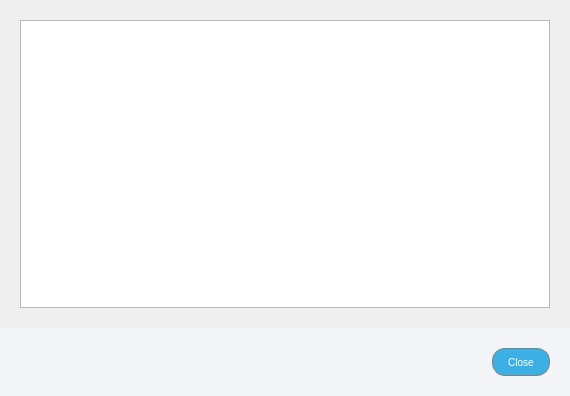
aurovine/AudioCoin, file src/qt/forms/transactiondescdialog.ui: the form before one commit.
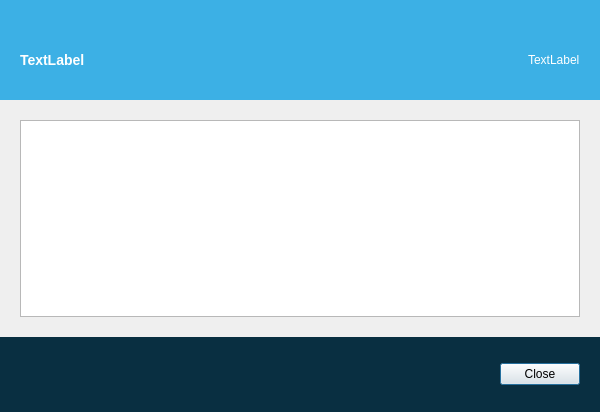
The form after the commit. Icons and pictures are not drawn. Custom widgets are drawn as their Qt base class.

Commit message: changes overall button design and fixes minor ui discrepancies

What changed in the file:
```diff
--- a/src/qt/forms/transactiondescdialog.ui
+++ b/src/qt/forms/transactiondescdialog.ui
@@ -6,8 +6,8 @@
    <rect>
     <x>0</x>
     <y>0</y>
-    <width>570</width>
-    <height>396</height>
+    <width>600</width>
+    <height>412</height>
    </rect>
   </property>
   <property name="windowTitle">
@@ -29,6 +29,59 @@
    <property name="bottomMargin">
     <number>0</number>
    </property>
+   <item>
+    <widget class="QWidget" name="titleWidget" native="true">
+     <property name="minimumSize">
+      <size>
+       <width>0</width>
+       <height>100</height>
+      </size>
+     </property>
+     <property name="maximumSize">
+      <size>
+       <width>16777215</width>
+       <height>100</height>
+      </size>
+     </property>
+     <property name="styleSheet">
+      <string notr="true">#titleWidget { background-color: #3cb0e5; } QLabel { color: white; }</string>
+     </property>
+     <layout class="QHBoxLayout" name="titleWidgetLayout" stretch="1,0">
+      <property name="spacing">
+       <number>0</number>
+      </property>
+      <property name="leftMargin">
+       <number>20</number>
+      </property>
+      <property name="topMargin">
+       <number>50</number>
+      </property>
+      <property name="rightMargin">
+       <number>20</number>
+      </property>
+      <property name="bottomMargin">
+       <number>30</number>
+      </property>
+      <item>
+       <widget class="QLabel" name="titleLabel">
+        <property name="styleSheet">
+         <string notr="true">#titleLabel { text-transform: uppercase; font-family: 'Montserrat'; font-size: 14px; font-weight: bold; }</string>
+        </property>
+        <property name="text">
+         <string>TextLabel</string>
+        </property>
+       </widget>
+      </item>
+      <item>
+       <widget class="QLabel" name="titleIcon">
+        <property name="text">
+         <string>TextLabel</string>
+        </property>
+       </widget>
+      </item>
+     </layout>
+    </widget>
+   </item>
    <item>
     <widget class="QWidget" name="verticalWidget" native="true">
      <layout class="QVBoxLayout" name="txDescWidgetLayout">
@@ -59,13 +112,26 @@
    </item>
    <item>
     <widget class="QWidget" name="buttonWidget" native="true">
+     <property name="sizePolicy">
+      <sizepolicy hsizetype="Preferred" vsizetype="Fixed">
+       <horstretch>0</horstretch>
+       <verstretch>0</verstretch>
+      </sizepolicy>
+     </property>
+     <property name="minimumSize">
+      <size>
+       <width>0</width>
+       <height>75</height>
+      </size>
+     </property>
+     <property name="maximumSize">
+      <size>
+       <width>16777215</width>
+       <height>75</height>
+      </size>
+     </property>
      <property name="styleSheet">
-      <string notr="true">#buttonWidget { background-color: #f3f4f7; }
-
-QPushButton { font-family: 'Montserrat'; text-transform: uppercase; font-size: 10px; border: 1px solid gray; padding: 0px 15px; border-radius: 13px; min-height: 26px; max-height: 26px; background-color: white; }
-
-QPushButton:hover, QPushButton:pressed { background-color: #1c99d2; color: white; }
-QPushButton:disabled { background-color: white; color: gray; }</string>
+      <string notr="true">#buttonWidget { background-color: #092f41; }</string>
      </property>
      <layout class="QHBoxLayout" name="buttonWidgetLayout">
       <property name="spacing">
@@ -97,11 +163,7 @@
        </spacer>
       </item>
       <item>
-       <widget class="QPushButton" name="closeButton">
-        <property name="styleSheet">
-         <string notr="true">#closeButton { background-color: #3cb0e5; color: white; border: 1px solid gray; }
-#closeButton:hover, #closeButton:pressed { background-color: #1c99d2; }</string>
-        </property>
+       <widget class="QCustomButton" name="closeButton">
         <property name="text">
          <string>Close</string>
         </property>
@@ -112,6 +174,15 @@
    </item>
   </layout>
  </widget>
- <resources/>
+ <customwidgets>
+  <customwidget>
+   <class>QCustomButton</class>
+   <extends>QPushButton</extends>
+   <header>qcustombutton.h</header>
+  </customwidget>
+ </customwidgets>
+ <resources>
+  <include location="../bitcoin.qrc"/>
+ </resources>
  <connections/>
 </ui>
```
Left out of the diff: 4 changed lines with no effect on the pictures. The commit also changes 188 other files.
